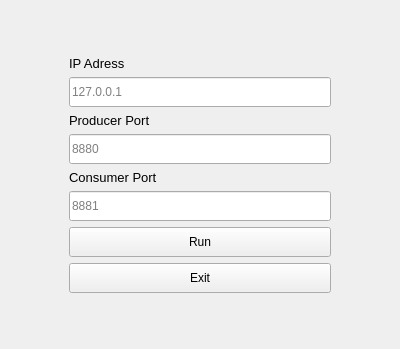
Qt form 112-1/WEB PROGRAMMING/Lab/Lab 8 – Non-blocking Socket/d1166506/ui/server.ui (jack41402/FCU) before a commit.
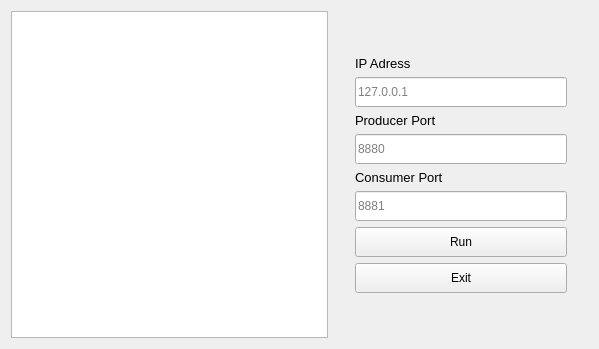
The same form after that commit.

Diff of the .ui file:
```diff
--- a/112-1/WEB PROGRAMMING/Lab/Lab 8 – Non-blocking Socket/d1166506/ui/server.ui
+++ b/112-1/WEB PROGRAMMING/Lab/Lab 8 – Non-blocking Socket/d1166506/ui/server.ui
@@ -6,14 +6,17 @@
    <rect>
     <x>0</x>
     <y>0</y>
-    <width>400</width>
+    <width>599</width>
     <height>349</height>
    </rect>
   </property>
   <property name="windowTitle">
    <string>Server</string>
   </property>
-  <layout class="QHBoxLayout" name="horizontalLayout_2" stretch="2,9,2">
+  <layout class="QHBoxLayout" name="horizontalLayout_2" stretch="15,1,10,1">
+   <item>
+    <widget class="QTextBrowser" name="textBrowser"/>
+   </item>
    <item>
     <spacer name="horizontalSpacer">
      <property name="orientation">
```
